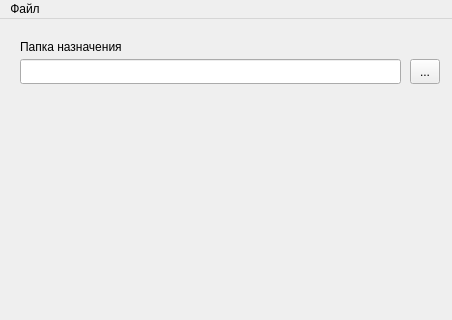
gotcodehooked/Analyzer, file main_gui.ui: the form before one commit; both pictures show x 0 to 452 and y 0 to 320 of the 452 by 600 pixel window.
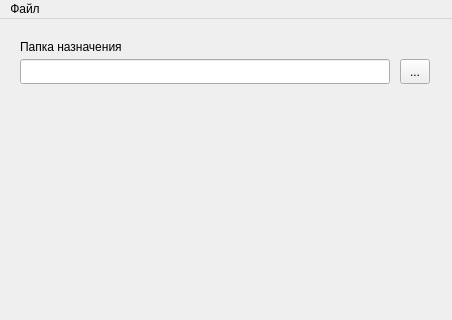
The form after the commit.

```diff
--- a/main_gui.ui
+++ b/main_gui.ui
@@ -19,7 +19,7 @@
      <rect>
       <x>20</x>
       <y>40</y>
-      <width>381</width>
+      <width>370</width>
       <height>25</height>
      </rect>
     </property>
@@ -40,7 +40,7 @@
    <widget class="QToolButton" name="toolButton">
     <property name="geometry">
      <rect>
-      <x>410</x>
+      <x>400</x>
       <y>40</y>
       <width>30</width>
       <height>25</height>
```
